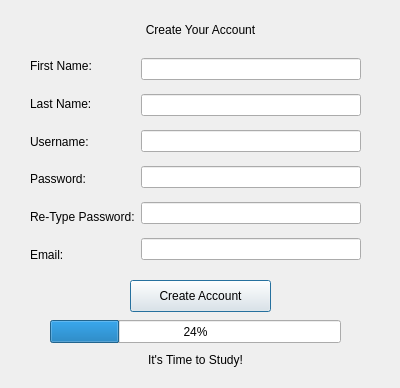
First picture: the form in StudyGroupFormer/CreateUser.ui, repository vu035/StudyGroupApp, before the edit.
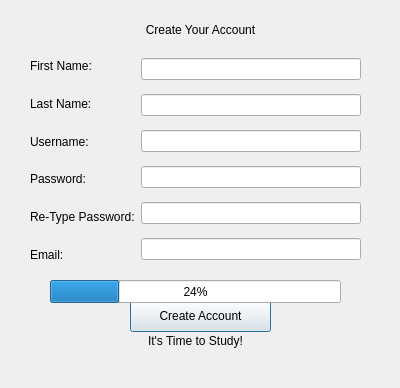
Second picture: the form after the edit.

The edit to the form file:
```diff
--- a/StudyGroupFormer/CreateUser.ui
+++ b/StudyGroupFormer/CreateUser.ui
@@ -17,7 +17,7 @@
    <property name="geometry">
     <rect>
      <x>130</x>
-     <y>280</y>
+     <y>300</y>
      <width>141</width>
      <height>32</height>
     </rect>
@@ -134,7 +134,7 @@
    <property name="geometry">
     <rect>
      <x>50</x>
-     <y>320</y>
+     <y>280</y>
      <width>291</width>
      <height>23</height>
     </rect>
@@ -147,7 +147,7 @@
    <property name="geometry">
     <rect>
      <x>90</x>
-     <y>349</y>
+     <y>330</y>
      <width>211</width>
      <height>21</height>
     </rect>
```
